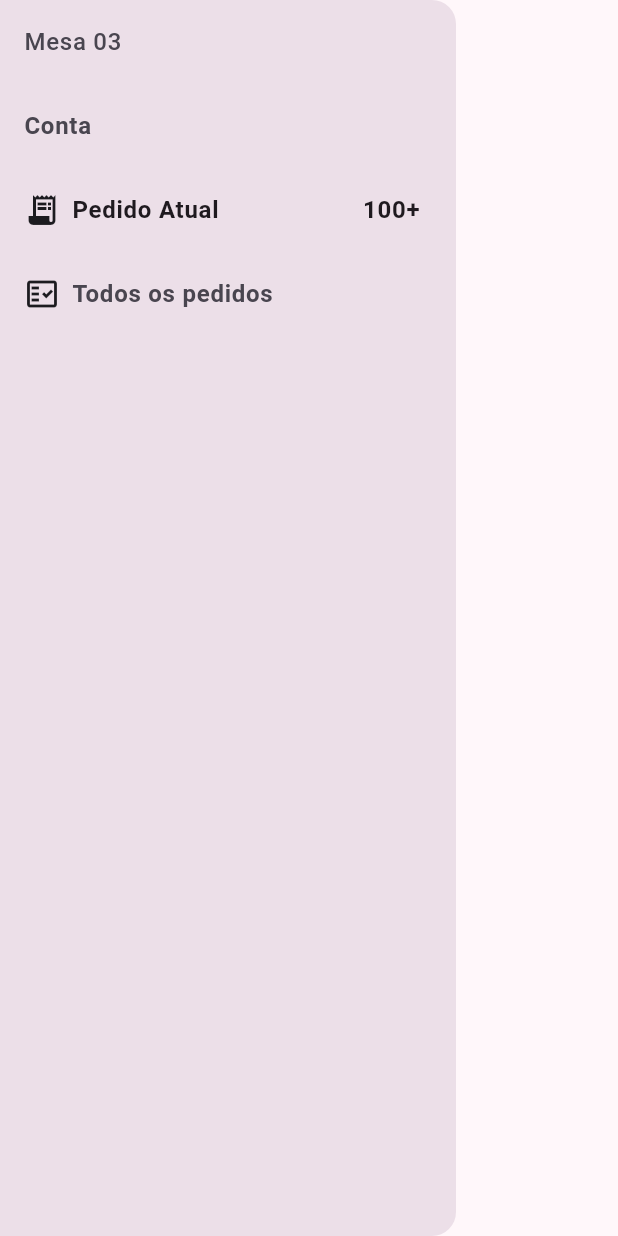
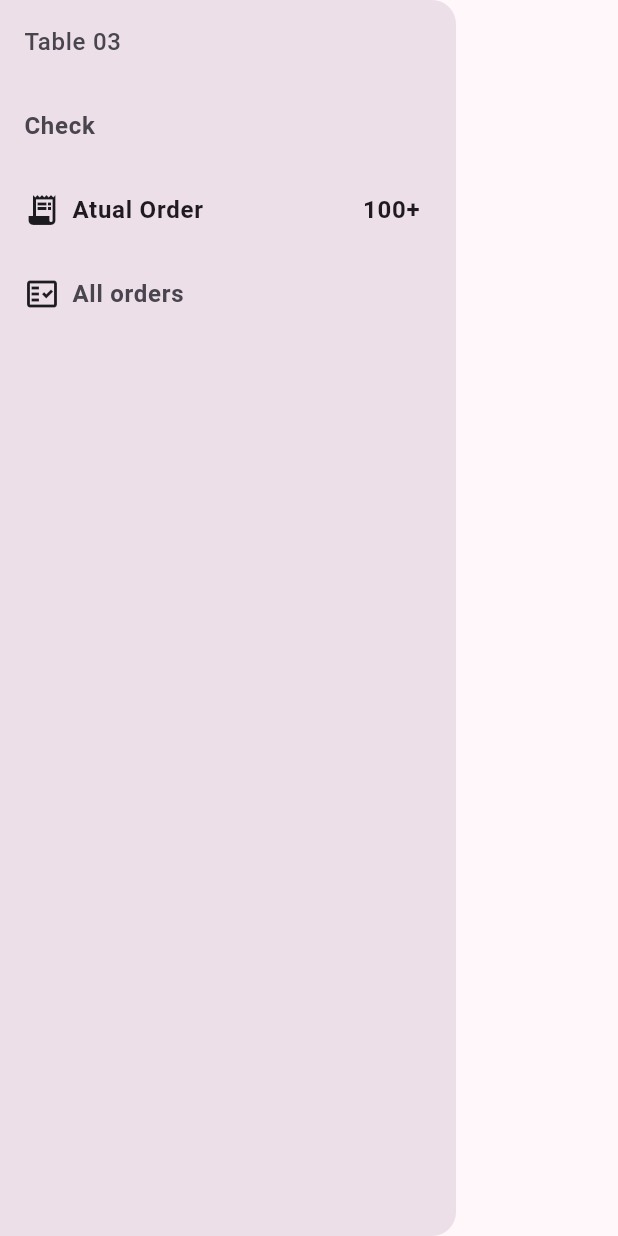
Before and after one commit to alvaronogueira/ristorante_app, a Flutter app: the MainDrawer widget shown alone on an empty page, opened directly, on a phone screen of 412 x 824 dp. Run offline on Flutter 3.47's test engine with Material 2 defaults, Android fonts, the phone set to English and light mode, and no system bars.

Commit message:
update main_drawer

```diff
--- a/lib/components/main_drawer.dart
+++ b/lib/components/main_drawer.dart
@@ -14,7 +14,7 @@ class MainDrawer extends StatelessWidget {
           children: <Widget>[
             ListTile(
                 title: Text(
-              "Mesa 03",
+              "Table 03",
               style: TextStyle(
                   fontSize: 16,
                   color: AppColors.drawerFontColor,
@@ -23,7 +23,7 @@ class MainDrawer extends StatelessWidget {
             ListTile(
               textColor: AppColors.drawerFontColor,
               title: const Text(
-                "Conta",
+                "Check",
                 style: TextStyle(fontWeight: FontWeight.w700),
               ),
             ),
@@ -42,7 +42,7 @@ class MainDrawer extends StatelessWidget {
                         child: Padding(
                       padding: EdgeInsets.symmetric(horizontal: 8.0),
                       child: Text(
-                        "Pedido Atual",
+                        "Atual Order",
                         style: TextStyle(fontWeight: FontWeight.w700),
                       ),
                     )),
@@ -64,7 +64,7 @@ class MainDrawer extends StatelessWidget {
                         child: Padding(
                       padding: EdgeInsets.symmetric(horizontal: 8.0),
                       child: Text(
-                        "Todos os pedidos",
+                        "All orders",
                         style: TextStyle(fontWeight: FontWeight.w700),
                       ),
                     )),
```
